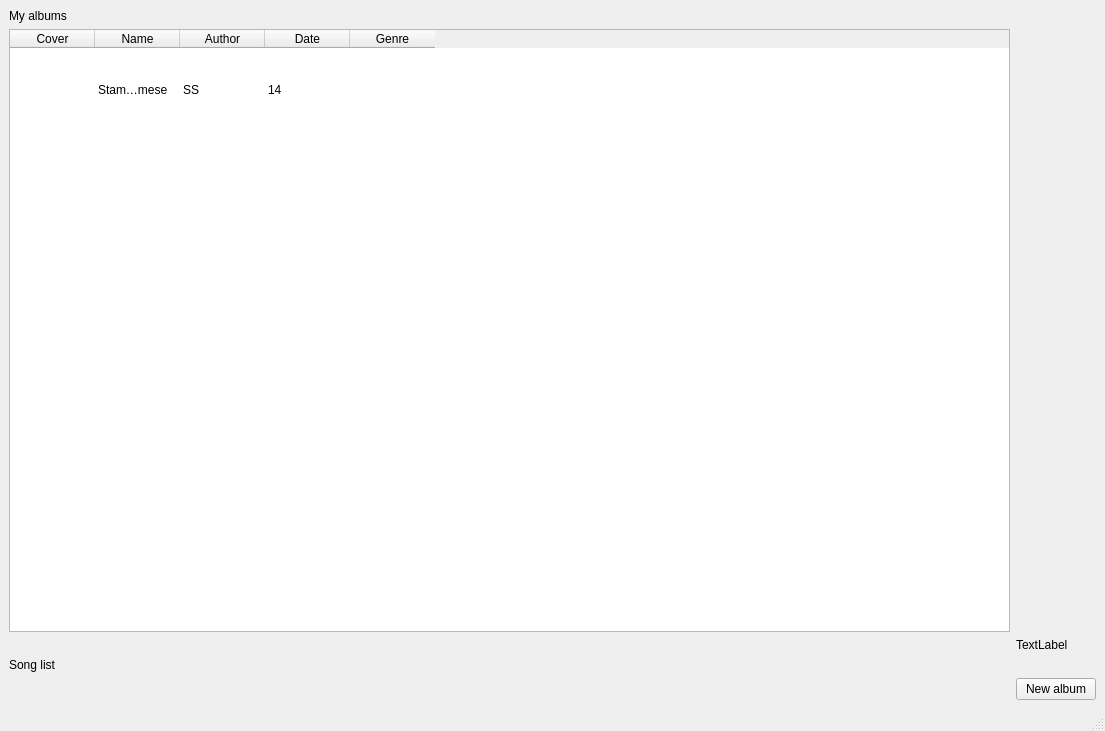
OndrejMicina/CDdatabase, file mainwindow.ui: the form before one commit.
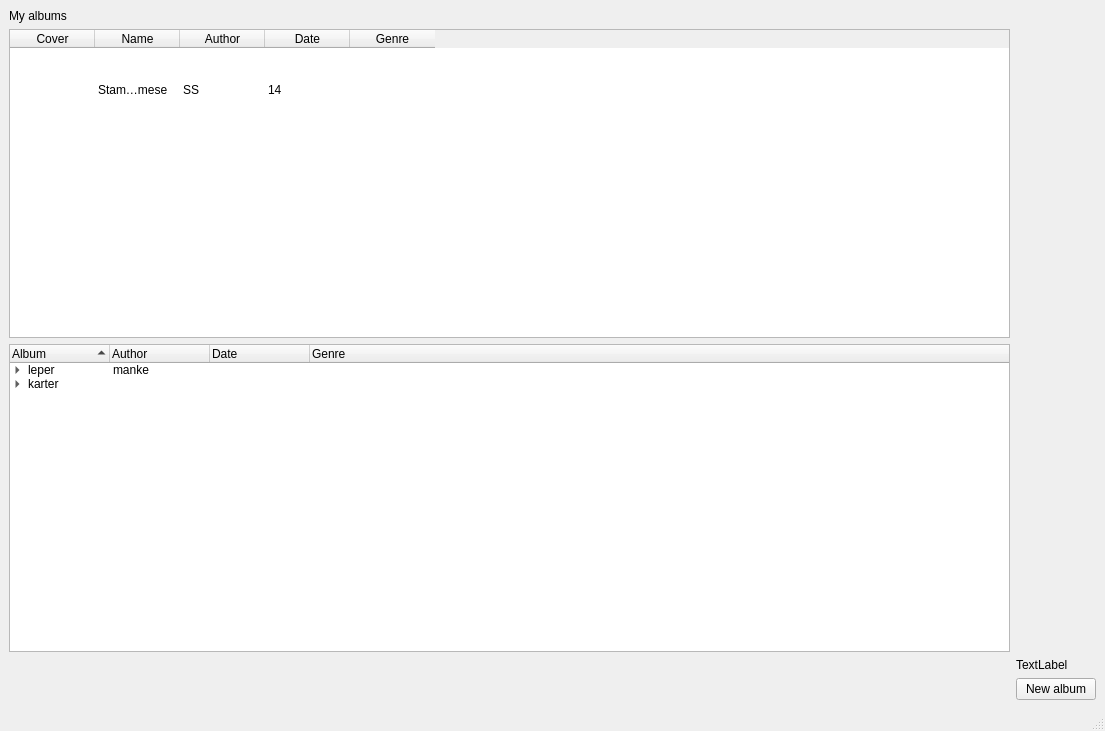
The form after the commit. Icons and pictures are not drawn.

Commit message:
Implemented updateAlbumList for updating values in *TREE*
Albums will now appear in tree instead of table

```diff
--- a/mainwindow.ui
+++ b/mainwindow.ui
@@ -29,20 +29,6 @@
       </property>
      </widget>
     </item>
-    <item row="4" column="0">
-     <widget class="QLabel" name="label_2">
-      <property name="text">
-       <string>Song list</string>
-      </property>
-     </widget>
-    </item>
-    <item row="5" column="1">
-     <widget class="QPushButton" name="newAlbumButton">
-      <property name="text">
-       <string>New album</string>
-      </property>
-     </widget>
-    </item>
     <item row="1" column="0">
      <widget class="QTableWidget" name="albumTable">
       <property name="enabled">
@@ -152,6 +138,101 @@
       </item>
      </widget>
     </item>
+    <item row="2" column="0">
+     <widget class="QTreeWidget" name="albumTree">
+      <property name="dragEnabled">
+       <bool>false</bool>
+      </property>
+      <property name="dragDropMode">
+       <enum>QAbstractItemView::NoDragDrop</enum>
+      </property>
+      <property name="selectionBehavior">
+       <enum>QAbstractItemView::SelectRows</enum>
+      </property>
+      <property name="iconSize">
+       <size>
+        <width>70</width>
+        <height>70</height>
+       </size>
+      </property>
+      <property name="indentation">
+       <number>15</number>
+      </property>
+      <property name="sortingEnabled">
+       <bool>true</bool>
+      </property>
+      <property name="animated">
+       <bool>false</bool>
+      </property>
+      <column>
+       <property name="text">
+        <string>Album</string>
+       </property>
+      </column>
+      <column>
+       <property name="text">
+        <string>Author</string>
+       </property>
+      </column>
+      <column>
+       <property name="text">
+        <string>Date</string>
+       </property>
+      </column>
+      <column>
+       <property name="text">
+        <string>Genre</string>
+       </property>
+      </column>
+      <item>
+       <property name="text">
+        <string>leper</string>
+       </property>
+       <property name="icon">
+        <iconset resource="Resources.qrc">
+         <normaloff>:/Images/Images/default_album.png</normaloff>:/Images/Images/default_album.png</iconset>
+       </property>
+       <property name="text">
+        <string>manke</string>
+       </property>
+       <item>
+        <property name="text">
+         <string>New Item</string>
+        </property>
+       </item>
+       <item>
+        <property name="text">
+         <string>brakter</string>
+        </property>
+        <property name="text">
+         <string/>
+        </property>
+       </item>
+      </item>
+      <item>
+       <property name="text">
+        <string>karter</string>
+       </property>
+       <item>
+        <property name="text">
+         <string>sss</string>
+        </property>
+       </item>
+       <item>
+        <property name="text">
+         <string>safge</string>
+        </property>
+       </item>
+      </item>
+     </widget>
+    </item>
+    <item row="4" column="1">
+     <widget class="QPushButton" name="newAlbumButton">
+      <property name="text">
+       <string>New album</string>
+      </property>
+     </widget>
+    </item>
    </layout>
   </widget>
   <widget class="QMenuBar" name="menubar">
```
The commit also changes 2 other files.
